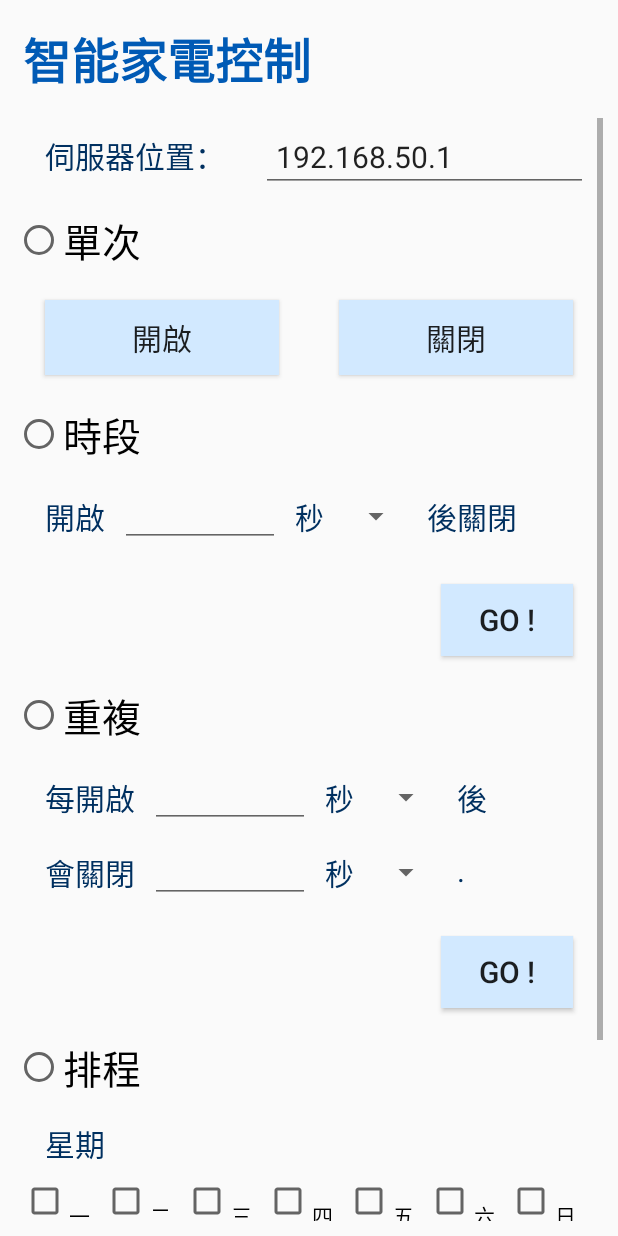
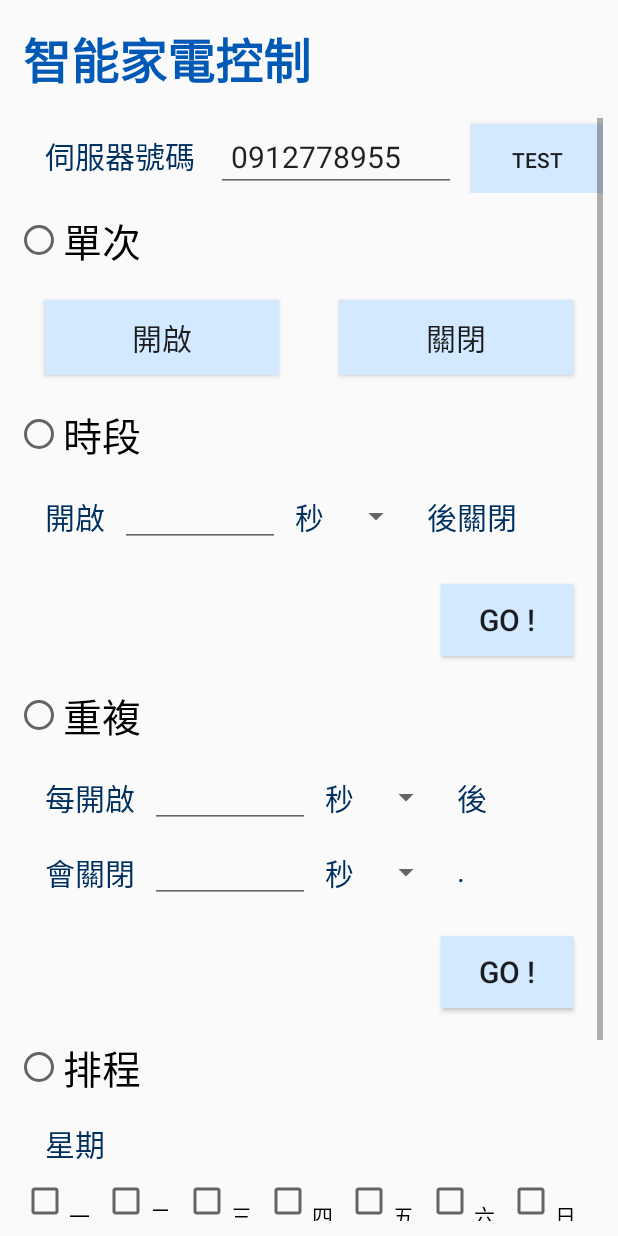
Before and after one commit to okh8609/SmartHome, an Android app: the screen it shows after launch (MainActivity), after a tap on "使用者", on a phone screen of 412 x 824 dp. Run offline under Robolectric (Android 15) with nearby library versions, the phone set to English and light mode, and no system bars.

Commit message:
SMS send OK

```diff
--- a/app/src/main/AndroidManifest.xml
+++ b/app/src/main/AndroidManifest.xml
@@ -5,6 +5,7 @@
     <uses-permission android:name="android.permission.INTERNET" />
     <uses-permission android:name="android.permission.RECEIVE_SMS" />
     <uses-permission android:name="android.permission.SEND_SMS" />
+    <uses-permission android:name="android.permission.READ_PHONE_STATE" />
 
     <application
         android:allowBackup="true"
--- a/app/src/main/java/com/example/smarthome/ClientFragment.java
+++ b/app/src/main/java/com/example/smarthome/ClientFragment.java
@@ -3,7 +3,9 @@ package com.example.smarthome;
 import android.app.Dialog;
 import android.app.TimePickerDialog;
 import android.os.Bundle;
+import android.telephony.SmsManager;
 import android.text.format.DateFormat;
+import android.util.Log;
 import android.view.LayoutInflater;
 import android.view.MotionEvent;
 import android.view.View;
@@ -38,7 +40,8 @@ public class ClientFragment extends Fragment {
         return fragment;
     }
 
-    EditText server_ip;
+    EditText server_phoneNu;
+    Button sms_test;
 
     RadioButton once;
     LinearLayout once_;
@@ -79,6 +82,10 @@ public class ClientFragment extends Fragment {
         View root = inflater.inflate(R.layout.client_fragment, container, false);
 
         // region Find Views
+        server_phoneNu = ((EditText) root.findViewById(R.id.server_phoneNu));
+        sms_test = ((Button) root.findViewById(R.id.sms_test));
+
+        once = ((RadioButton) root.findViewById(R.id.once));
         once_ = ((LinearLayout) root.findViewById(R.id.once_));
         once_on = ((Button) root.findViewById(R.id.once_on));
         once_off = ((Button) root.findViewById(R.id.once_off));
@@ -110,6 +117,13 @@ public class ClientFragment extends Fragment {
         scdl_time2 = ((EditText) root.findViewById(R.id.scdl_time2));
         scdl_go = ((Button) root.findViewById(R.id.scdl_go));
         // endregion
+
+        sms_test.setOnClickListener(new View.OnClickListener() {
+            @Override
+            public void onClick(View v) {
+                sendSMSmsg(server_phoneNu.getText().toString(),"TEST!!");
+            }
+        });
 
         scdl_time1.setFocusable(false);
         scdl_time1.setClickable(true);
@@ -149,4 +163,18 @@ public class ClientFragment extends Fragment {
 
         return root;
     }
+
+    protected void sendSMSmsg(String phoneNu, String message) {
+
+        Log.i("## Send SMS", phoneNu + " : " + message);
+
+        try {
+            SmsManager smsManager = SmsManager.getDefault();
+            smsManager.sendTextMessage(phoneNu, null, message, null, null);
+            Toast.makeText(getContext(), "SMS sent.", Toast.LENGTH_LONG).show();
+        } catch (Exception e) {
+            Toast.makeText(getContext(), "SMS faild.", Toast.LENGTH_LONG).show();
+            e.printStackTrace();
+        }
+    }
 }
--- a/app/src/main/java/com/example/smarthome/MainActivity.java
+++ b/app/src/main/java/com/example/smarthome/MainActivity.java
@@ -2,6 +2,7 @@ package com.example.smarthome;
 
 import androidx.appcompat.app.AppCompatActivity;
 import androidx.core.app.ActivityCompat;
+import androidx.core.content.ContextCompat;
 import androidx.fragment.app.FragmentManager;
 import androidx.fragment.app.FragmentTransaction;
 
@@ -13,8 +14,8 @@ import android.view.Window;
 
 public class MainActivity extends AppCompatActivity {
 
-    private static final int MY_PERMISSIONS_REQUEST_RECEIVE_SMS = 80;
-    private static final int MY_PERMISSIONS_REQUEST_SEND_SMS = 88;
+    private static final int MY_PERMISSIONS_REQUEST = 80;
+    private static final int MY_SMS_PERMISSION_REQUEST_CODE = 88;
 
 
     @Override
@@ -37,21 +38,38 @@ public class MainActivity extends AppCompatActivity {
     }
 
     private void checkSmsPermission() {
-        // 尚未授予權限。 使用requestPermissions（）。
-        // MY_PERMISSIONS_REQUEST_RECEIVE_SMS是一個應用程序定義的int常量。
-        // 回調方法獲取請求的結果。
 
-        if (ActivityCompat.checkSelfPermission(this,
-                Manifest.permission.RECEIVE_SMS) != PackageManager.PERMISSION_GRANTED) {
+        if ((ActivityCompat.checkSelfPermission(this, Manifest.permission.READ_PHONE_STATE) +
+                ActivityCompat.checkSelfPermission(this, Manifest.permission.RECEIVE_SMS) +
+                ActivityCompat.checkSelfPermission(this, Manifest.permission.SEND_SMS))
+                != PackageManager.PERMISSION_GRANTED) {
+
             ActivityCompat.requestPermissions(this,
-                    new String[]{Manifest.permission.RECEIVE_SMS},
-                    MY_PERMISSIONS_REQUEST_RECEIVE_SMS);
+                    new String[]{Manifest.permission.READ_PHONE_STATE, Manifest.permission.RECEIVE_SMS, Manifest.permission.SEND_SMS
+                    }, MY_PERMISSIONS_REQUEST);
+
         }
-        if (ActivityCompat.checkSelfPermission(this,
-                Manifest.permission.SEND_SMS) != PackageManager.PERMISSION_GRANTED) {
-            ActivityCompat.requestPermissions(this,
-                    new String[]{Manifest.permission.SEND_SMS},
-                    MY_PERMISSIONS_REQUEST_SEND_SMS);
+
+/*
+        // 10 OK
+        if ((ContextCompat.checkSelfPermission(this, Manifest.permission.READ_SMS) +
+                ContextCompat.checkSelfPermission(this, Manifest.permission.SEND_SMS))
+                != PackageManager.PERMISSION_GRANTED) {
+            // Permission is not granted. Should we show an explanation?
+            if (ActivityCompat.shouldShowRequestPermissionRationale(this, "Manifest.permission.READ_SMS") ||
+                    ActivityCompat.shouldShowRequestPermissionRationale(this, "Manifest.permission.READ_SMS")) {
+                // Show an explanation to the user *asynchronously* -- don't block this thread waiting for the user's response!
+                // After the user sees the explanation, try again to request the permission.
+            } else {
+                // No explanation needed; request the permission
+                ActivityCompat.requestPermissions(this, new String[]{"Manifest.permission.READ_SMS, Manifest.permission.SEND_SMS"}, MY_SMS_PERMISSION_REQUEST_CODE);
+                // REQUEST_CODE is an app-defined int constant.
+                // The callback method gets the result of the request.
+            }
+        } else {
+            // Permission has already been granted
         }
+*/
+
     }
 }
--- a/app/src/main/res/layout/client_fragment.xml
+++ b/app/src/main/res/layout/client_fragment.xml
@@ -42,19 +42,27 @@
                     android:layout_marginStart="10dp"
                     android:layout_weight=".15"
                     android:padding="10dp"
-                    android:text="伺服器位置："
+                    android:text="伺服器號碼"
                     android:textColor="#003060"
                     android:textSize="20dp" />
 
                 <EditText
-                    android:id="@+id/server_ip"
+                    android:id="@+id/server_phoneNu"
                     android:layout_width="wrap_content"
                     android:layout_height="wrap_content"
                     android:layout_weight=".85"
                     android:layout_marginEnd="10dp"
                     android:padding="10dp"
-                    android:text="192.168.50.1"
+                    android:text="0912778955"
                     android:textSize="20dp" />
+
+                <Button
+                    android:id="@+id/sms_test"
+                    android:layout_width="wrap_content"
+                    android:layout_height="wrap_content"
+                    android:background="#D2E9FF"
+                    android:text="TEST"
+                     />
             </LinearLayout>
 
             <RadioGroup
```
